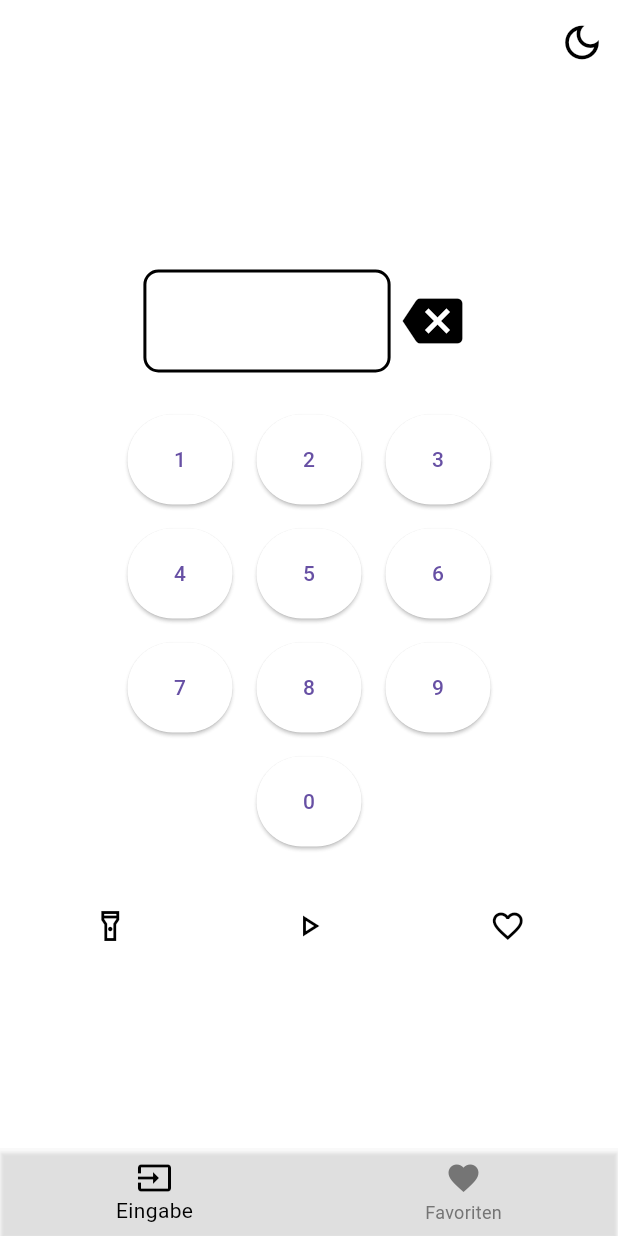
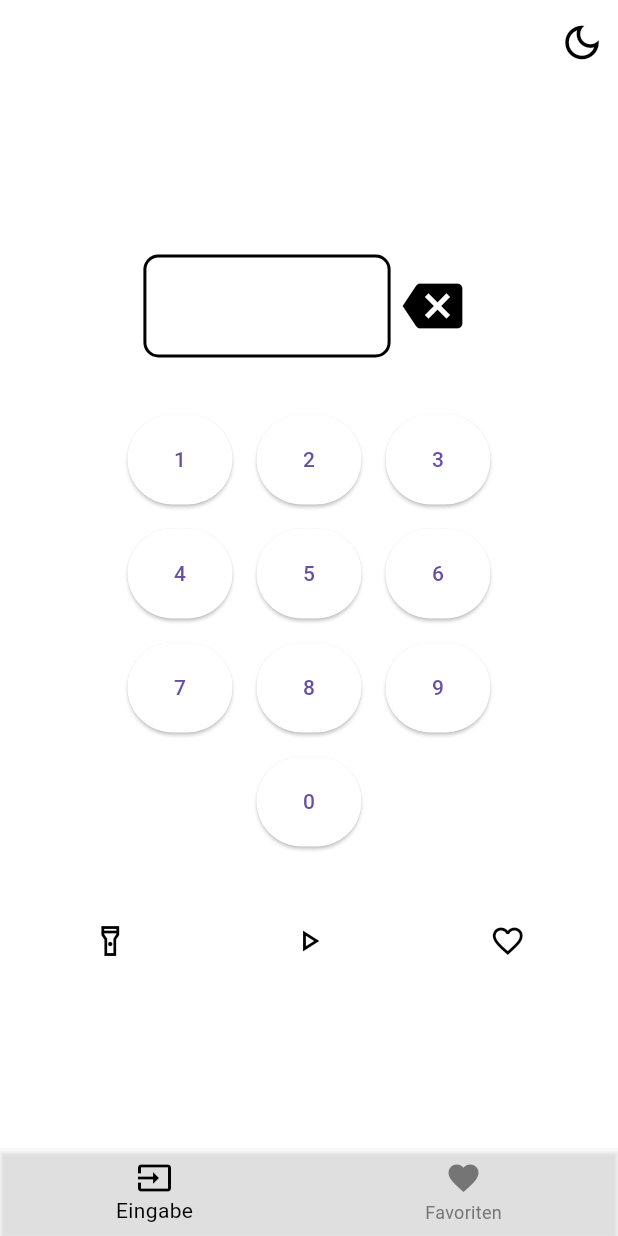
Before and after one commit to matatoMatata94/flash_meter, a Flutter app: the screen it shows after launch, on a phone screen of 412 x 824 dp. Run offline on Flutter 3.47's test engine with Material 3 defaults, Android fonts, the phone set to English and light mode, and no system bars; our stand-ins replace shared_preferences; missing offline and left inert: torch_light.

Commit message:
Sprinkled the last finish over the app ui

```diff
--- a/lib/view/pages/favorites_page.dart
+++ b/lib/view/pages/favorites_page.dart
@@ -25,7 +25,10 @@ class FavoritesPage extends StatelessWidget {
           direction: DismissDirection.endToStart,
           child: Card(
             child: ListTile(
-              title: Text(controller.favorites[index].title),
+              title: Text(
+                controller.favorites[index].title,
+                style: TextStyle(color: Colors.grey.shade600),
+              ),
               subtitle: Text('Nummer: ${controller.favorites[index].number}'),
               onTap: () {
                 controller.currentIndex = 0;
--- a/lib/view/pages/input_page.dart
+++ b/lib/view/pages/input_page.dart
@@ -53,17 +53,15 @@ class _InputPageState extends State<InputPage> {
                   ),
                 ],
               ),
-              const SizedBox(height: 20),
+              const SizedBox(height: 30),
               CustomNumPad(
                 onTap: (label) {
                   widget.controller.updateInputFieldFromInput(label);
                 },
                 spacing: 10,
                 size: size.width,
-                // numberButtonColor: colorConstants.numberButtonColor,
-                // numberButtonTextColor: colorConstants.numberButtonTextColor,
               ),
-              const SizedBox(height: 20),
+              const SizedBox(height: 30),
               Row(
                 mainAxisAlignment: MainAxisAlignment.spaceEvenly,
                 children: [
```
